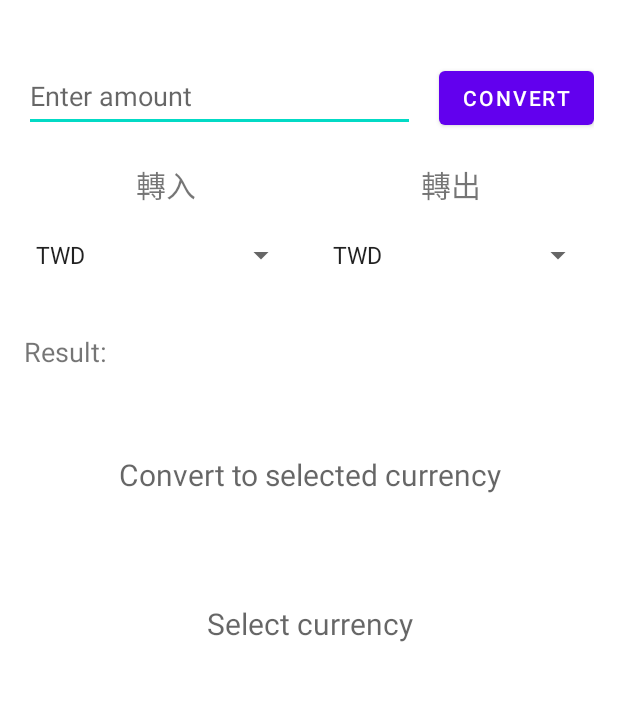
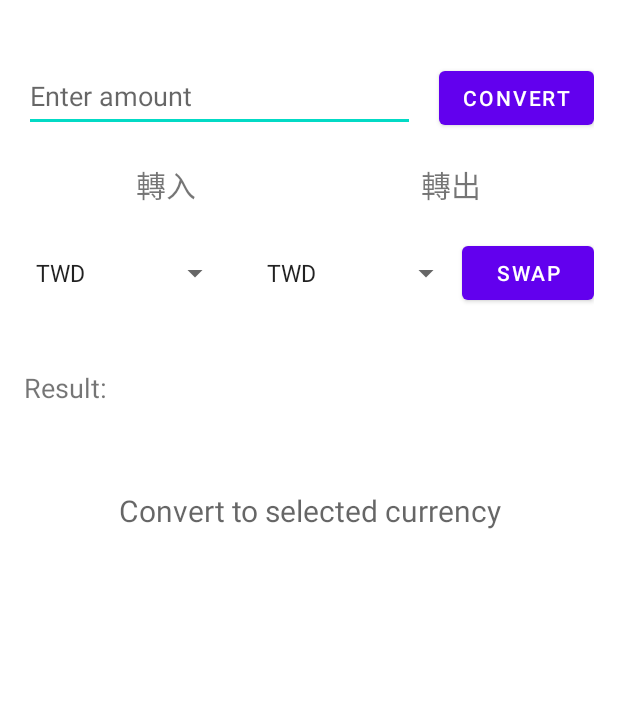
Before and after one commit to lonely10834/ExchangeRate, an Android app: the screen it shows after launch (MainActivity), on a phone screen of 412 x 824 dp, the part 146-847 px from its top. Run offline under Robolectric (Android 15) with nearby library versions, the phone set to English and light mode, and no system bars.

Commit message:
1.新增swap按鈕，交換spinner

```diff
--- a/app/src/main/res/layout/activity_main.xml
+++ b/app/src/main/res/layout/activity_main.xml
@@ -92,7 +92,11 @@
             android:layout_width="0dp"
             android:layout_height="wrap_content"
             android:layout_weight="1" />
-
+        <Button
+            android:id="@+id/swap_button"
+            android:layout_width="wrap_content"
+            android:layout_height="wrap_content"
+            android:text="Swap" />
 
     </LinearLayout>
 
@@ -122,7 +126,6 @@
         android:layout_height="wrap_content"
         android:layout_marginTop="40dp"
         android:gravity="center"
-        android:hint="@string/result_hint01"
         android:padding="16dp"
         android:textSize="20sp"
         android:visibility="visible" />
--- a/app/src/main/res/values/strings.xml
+++ b/app/src/main/res/values/strings.xml
@@ -14,6 +14,7 @@
     <string name="amount_hint">Enter amount</string>
     <string name="result_label">Result:</string>
     <string name="result_hint">Convert to selected currency</string>
-    <string name="result_hint01">Select currency</string>
+    <string name="exchange_rate_result">1 %1$s = %2$s</string>
+
 
 </resources>
```
Also changed, not shown: app/src/main/java/com/example/myapp01/MainActivity.kt (+37 -1 lines).
